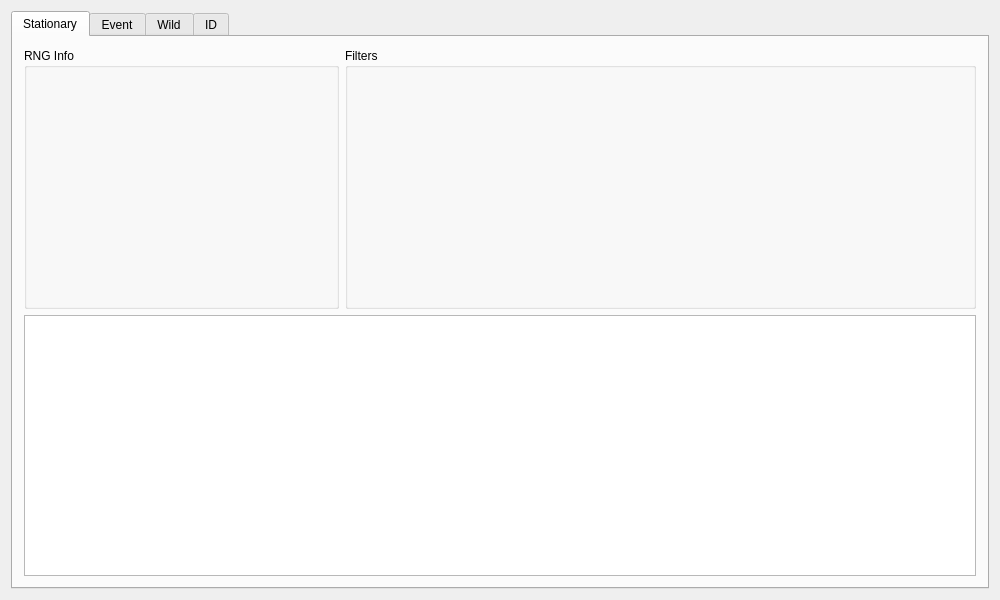
Old version of the form Forms/MainWindow.ui in the repository PMArkive/Gen7TimeFinder.
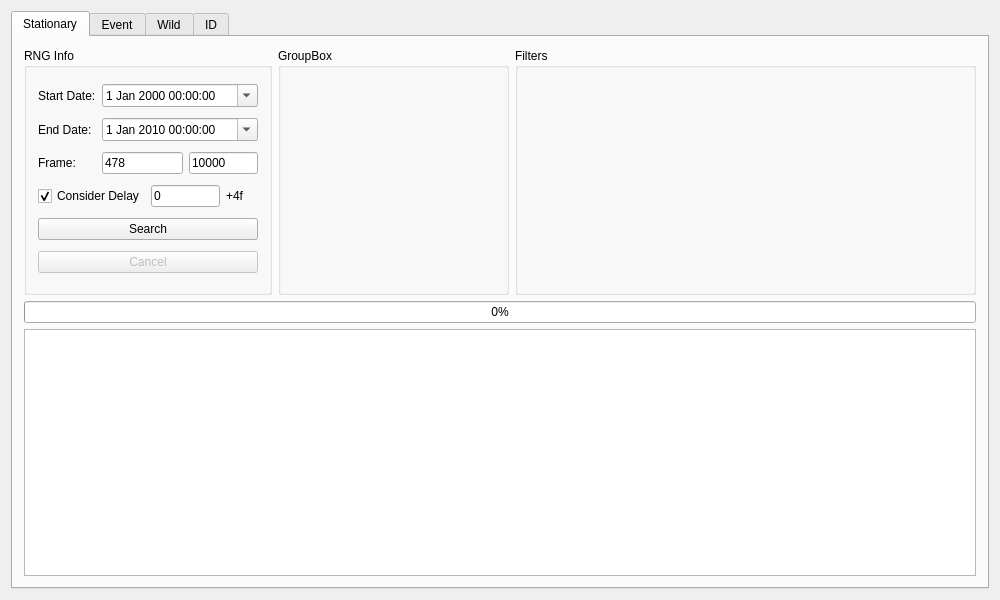
New version of the form. The open tabs and pages were chosen to show the change.

```diff
--- a/Forms/MainWindow.ui
+++ b/Forms/MainWindow.ui
@@ -31,6 +31,16 @@
         <string>Stationary</string>
        </attribute>
        <layout class="QGridLayout" name="gridLayout_5">
+        <item row="2" column="0" colspan="3">
+         <widget class="QTableView" name="tableViewStationary">
+          <property name="sizePolicy">
+           <sizepolicy hsizetype="Expanding" vsizetype="Expanding">
+            <horstretch>0</horstretch>
+            <verstretch>1</verstretch>
+           </sizepolicy>
+          </property>
+         </widget>
+        </item>
         <item row="0" column="0">
          <widget class="QGroupBox" name="groupBoxStationaryRNGInfo">
           <property name="sizePolicy">
@@ -42,9 +52,158 @@
           <property name="title">
            <string>RNG Info</string>
           </property>
+          <layout class="QGridLayout" name="gridLayout_8">
+           <item row="0" column="0">
+            <widget class="QLabel" name="labelStationaryStartDate">
+             <property name="text">
+              <string>Start Date:</string>
+             </property>
+            </widget>
+           </item>
+           <item row="0" column="1" colspan="4">
+            <widget class="QDateTimeEdit" name="dateTimeEditStationaryStartDate">
+             <property name="dateTime">
+              <datetime>
+               <hour>0</hour>
+               <minute>0</minute>
+               <second>0</second>
+               <year>2000</year>
+               <month>1</month>
+               <day>1</day>
+              </datetime>
+             </property>
+             <property name="minimumDateTime">
+              <datetime>
+               <hour>0</hour>
+               <minute>0</minute>
+               <second>0</second>
+               <year>2000</year>
+               <month>1</month>
+               <day>1</day>
+              </datetime>
+             </property>
+             <property name="maximumDate">
+              <date>
+               <year>2099</year>
+               <month>12</month>
+               <day>31</day>
+              </date>
+             </property>
+             <property name="calendarPopup">
+              <bool>true</bool>
+             </property>
+            </widget>
+           </item>
+           <item row="1" column="0">
+            <widget class="QLabel" name="labelStationaryEndDate">
+             <property name="text">
+              <string>End Date:</string>
+             </property>
+            </widget>
+           </item>
+           <item row="1" column="1" colspan="4">
+            <widget class="QDateTimeEdit" name="dateTimeEditStationaryEndDate">
+             <property name="dateTime">
+              <datetime>
+               <hour>0</hour>
+               <minute>0</minute>
+               <second>0</second>
+               <year>2010</year>
+               <month>1</month>
+               <day>1</day>
+              </datetime>
+             </property>
+             <property name="maximumDateTime">
+              <datetime>
+               <hour>23</hour>
+               <minute>59</minute>
+               <second>59</second>
+               <year>2099</year>
+               <month>12</month>
+               <day>31</day>
+              </datetime>
+             </property>
+             <property name="minimumDateTime">
+              <datetime>
+               <hour>0</hour>
+               <minute>0</minute>
+               <second>0</second>
+               <year>2000</year>
+               <month>1</month>
+               <day>1</day>
+              </datetime>
+             </property>
+             <property name="calendarPopup">
+              <bool>true</bool>
+             </property>
+            </widget>
+           </item>
+           <item row="2" column="0">
+            <widget class="QLabel" name="labelStationaryFrame">
+             <property name="text">
+              <string>Frame:</string>
+             </property>
+            </widget>
+           </item>
+           <item row="2" column="1" colspan="2">
+            <widget class="QLineEdit" name="lineEditStationaryStartFrame">
+             <property name="text">
+              <string notr="true">478</string>
+             </property>
+            </widget>
+           </item>
+           <item row="2" column="3" colspan="2">
+            <widget class="QLineEdit" name="lineEditStationaryEndFrame">
+             <property name="text">
+              <string notr="true">10000</string>
+             </property>
+            </widget>
+           </item>
+           <item row="3" column="0" colspan="2">
+            <widget class="QCheckBox" name="checkBoxStationaryDelay">
+             <property name="text">
+              <string>Consider Delay</string>
+             </property>
+             <property name="checked">
+              <bool>true</bool>
+             </property>
+            </widget>
+           </item>
+           <item row="3" column="2" colspan="2">
+            <widget class="QLineEdit" name="lineEditStationaryDelay">
+             <property name="text">
+              <string notr="true">0</string>
+             </property>
+            </widget>
+           </item>
+           <item row="3" column="4">
+            <widget class="QLabel" name="labelStationaryDelay">
+             <property name="text">
+              <string>+4f</string>
+             </property>
+            </widget>
+           </item>
+           <item row="4" column="0" colspan="5">
+            <widget class="QPushButton" name="pushButtonStationarySearch">
+             <property name="text">
+              <string>Search</string>
+             </property>
+            </widget>
+           </item>
+           <item row="5" column="0" colspan="5">
+            <widget class="QPushButton" name="pushButtonStationaryCancel">
+             <property name="enabled">
+              <bool>false</bool>
+             </property>
+             <property name="text">
+              <string>Cancel</string>
+             </property>
+            </widget>
+           </item>
+          </layout>
          </widget>
         </item>
-        <item row="0" column="1">
+        <item row="0" column="2">
          <widget class="QGroupBox" name="groupBoxStationaryFilter">
           <property name="sizePolicy">
            <sizepolicy hsizetype="Preferred" vsizetype="Preferred">
@@ -57,13 +216,23 @@
           </property>
          </widget>
         </item>
-        <item row="1" column="0" colspan="2">
-         <widget class="QTableView" name="tableViewStationary">
+        <item row="0" column="1">
+         <widget class="QGroupBox" name="groupBox">
           <property name="sizePolicy">
-           <sizepolicy hsizetype="Expanding" vsizetype="Expanding">
-            <horstretch>0</horstretch>
-            <verstretch>1</verstretch>
+           <sizepolicy hsizetype="Preferred" vsizetype="Preferred">
+            <horstretch>1</horstretch>
+            <verstretch>0</verstretch>
            </sizepolicy>
+          </property>
+          <property name="title">
+           <string>GroupBox</string>
+          </property>
+         </widget>
+        </item>
+        <item row="1" column="0" colspan="3">
+         <widget class="QProgressBar" name="progressBarStationary">
+          <property name="value">
+           <number>0</number>
           </property>
          </widget>
         </item>
```
Left out of the diff: 86 changed lines with no effect on the pictures.
